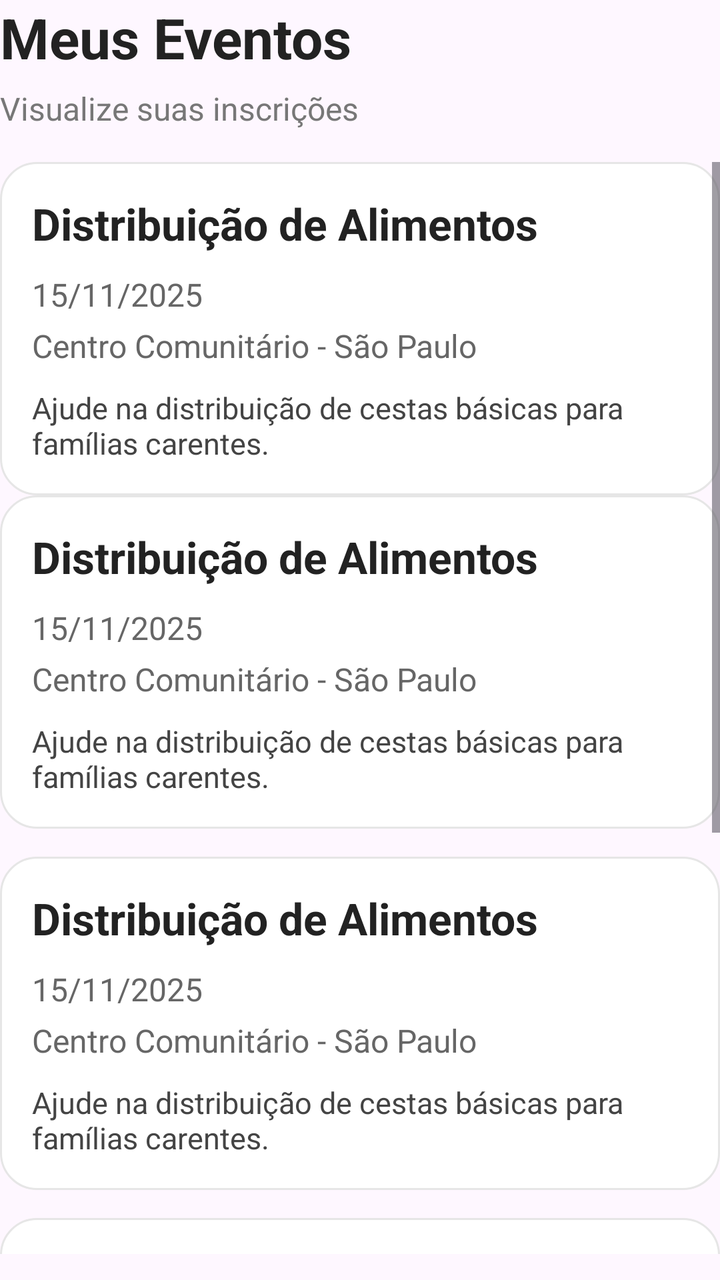
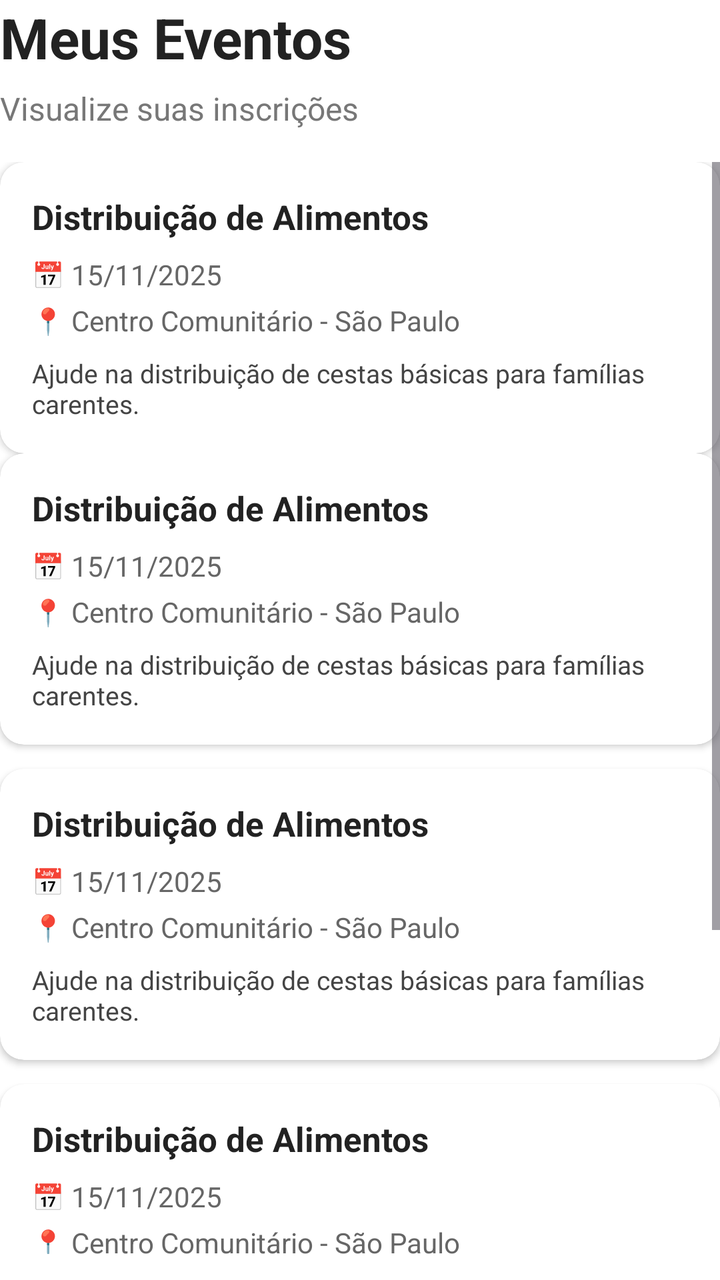

Before-and-after screenshots of an Android layout around one commit, followed by the original layout XML and the change that was made.
<!-- AndroidManifest.xml: application theme Theme.Extensao -->
<!-- res/layout/activity_meus_eventos.xml -->
<?xml version="1.0" encoding="utf-8"?>
<LinearLayout xmlns:android="http://schemas.android.com/apk/res/android"
    xmlns:app="http://schemas.android.com/apk/res-auto"
    xmlns:tools="http://schemas.android.com/tools"
    android:layout_width="match_parent"
    android:layout_height="match_parent"
    android:orientation="vertical">

    <LinearLayout
        android:id="@+id/linearLayout"
        android:layout_width="match_parent"
        android:layout_height="match_parent"
        android:orientation="vertical"
        tools:layout_weight="1"
        tools:padding="20dp">

        <TextView
            android:id="@+id/txtTituloEventos"
            android:layout_width="match_parent"
            android:layout_height="wrap_content"
            android:layout_marginBottom="6dp"
            android:text="Meus Eventos"
            android:textColor="#222222"
            android:textSize="28sp"
            android:textStyle="bold" />

        <TextView
            android:layout_width="match_parent"
            android:layout_height="wrap_content"
            android:layout_marginBottom="16dp"
            android:text="Visualize suas inscrições"
            android:textColor="#777777"
            android:textSize="16sp"
            tools:ignore="HardcodedText,TextContrastCheck" />

        <ScrollView
            android:layout_width="wrap_content"
            android:layout_height="546dp">

            <LinearLayout
                android:layout_width="match_parent"
                android:layout_height="wrap_content"
                android:orientation="vertical">

                <include
                    layout="@layout/item_meus_eventos"
                    android:layout_width="match_parent"
                    android:layout_height="wrap_content" />

                <include
                    layout="@layout/item_meus_eventos"
                    android:layout_width="match_parent"
                    tools:ignore="IncludeLayoutParam" />

                <include
                    layout="@layout/item_meus_eventos"
                    android:layout_width="match_parent"
                    tools:ignore="IncludeLayoutParam" />

                <include
                    layout="@layout/item_meus_eventos"
                    android:layout_width="match_parent"
                    tools:ignore="IncludeLayoutParam" />

                <include
                    layout="@layout/item_meus_eventos"
                    android:layout_width="match_parent"
                    tools:ignore="IncludeLayoutParam" />

            </LinearLayout>
        </ScrollView>

    </LinearLayout>

    <com.google.android.material.bottomnavigation.BottomNavigationView
        android:id="@+id/bottomNavigation"
        android:layout_width="match_parent"
        android:layout_height="wrap_content"
        app:menu="@menu/bottom_menu" />

</LinearLayout>
<!-- res/layout/item_meus_eventos.xml (included above) -->
<?xml version="1.0" encoding="utf-8"?>
<LinearLayout xmlns:android="http://schemas.android.com/apk/res/android"
    xmlns:app="http://schemas.android.com/apk/res-auto"
    xmlns:tools="http://schemas.android.com/tools"
    android:layout_width="match_parent"
    android:layout_height="wrap_content"
    android:layout_marginBottom="14dp"
    tools:background="@drawable/bg_card_evento"
    tools:orientation="vertical">

    <LinearLayout
        android:layout_width="match_parent"
        android:layout_height="wrap_content"
        android:orientation="vertical"
        tools:ignore="UselessParent">

        <LinearLayout
            android:layout_width="match_parent"
            android:layout_height="wrap_content"
            android:orientation="horizontal">

            <TextView
                android:id="@+id/txtTituloEvento4"
                android:layout_width="338dp"
                android:layout_height="wrap_content"
                android:layout_weight="1"
                android:text="Distribuição de Alimentos"
                android:textColor="#222222"
                android:textSize="22sp"
                android:textStyle="bold" />

        </LinearLayout>

        <TextView
            android:id="@+id/txtDataEvento4"
            android:layout_width="match_parent"
            android:layout_height="wrap_content"
            android:layout_marginTop="10dp"
            android:text="15/11/2025"
            android:textColor="#666666"
            android:textSize="16sp" />

        <TextView
            android:id="@+id/txtLocalEvento4"
            android:layout_width="match_parent"
            android:layout_height="wrap_content"
            android:layout_marginTop="4dp"
            android:text="Centro Comunitário - São Paulo"
            android:textColor="#666666"
            android:textSize="16sp" />

        <TextView
            android:id="@+id/txtDescricaoEvento4"
            android:layout_width="match_parent"
            android:layout_height="wrap_content"
            android:layout_marginTop="10dp"
            android:text="Ajude na distribuição de cestas básicas para famílias carentes."
            android:textColor="#444444"
            android:textSize="15sp" />

    </LinearLayout>
</LinearLayout>
<!-- resources referenced by this layout -->
<resources>
  <!-- drawable bg_card_evento (drawable) -->
  <?xml version="1.0" encoding="utf-8"?>
  <shape xmlns:android="http://schemas.android.com/apk/res/android">
      <solid android:color="#FFFFFF"/>
      <corners android:radius="18dp"/>
      <stroke
          android:width="1dp"
          android:color="#E6E6E6"/>
      <padding
          android:left="16dp"
          android:top="16dp"
          android:right="16dp"
          android:bottom="16dp"/>
  </shape>
  <style name="Theme.Extensao" parent="Base.Theme.Extensao" />
  <style name="Base.Theme.Extensao" parent="Theme.Material3.DayNight.NoActionBar">
          
          
      </style>
</resources>

<!-- the commit's change to res/layout/activity_meus_eventos.xml (unified diff, before → after) -->
@@ -4,6 +4,7 @@
     xmlns:tools="http://schemas.android.com/tools"
     android:layout_width="match_parent"
     android:layout_height="match_parent"
+    android:background="@color/white"
     android:orientation="vertical">
 
     <LinearLayout
@@ -81,64 +82,87 @@
 </LinearLayout>
 <!-- res/layout/item_meus_eventos.xml (included above) -->
 <?xml version="1.0" encoding="utf-8"?>
-<LinearLayout xmlns:android="http://schemas.android.com/apk/res/android"
+<androidx.cardview.widget.CardView xmlns:android="http://schemas.android.com/apk/res/android"
     xmlns:app="http://schemas.android.com/apk/res-auto"
-    xmlns:tools="http://schemas.android.com/tools"
     android:layout_width="match_parent"
     android:layout_height="wrap_content"
-    android:layout_marginBottom="14dp"
-    tools:background="@drawable/bg_card_evento"
-    tools:orientation="vertical">
+    android:layout_marginBottom="12dp"
+    app:cardCornerRadius="12dp"
+    app:cardElevation="2dp"
+    app:cardBackgroundColor="@color/white">
 
     <LinearLayout
         android:layout_width="match_parent"
         android:layout_height="wrap_content"
         android:orientation="vertical"
-        tools:ignore="UselessParent">
+        android:padding="16dp">
+
+        <TextView
+            android:id="@+id/txtTituloEvento4"
+            android:layout_width="match_parent"
+            android:layout_height="wrap_content"
+            android:text="Distribuição de Alimentos"
+            android:textColor="@color/text_primary"
+            android:textSize="17sp"
+            android:textStyle="bold"
+            android:layout_marginBottom="8dp" />
 
         <LinearLayout
+            android:orientation="horizontal"
             android:layout_width="match_parent"
             android:layout_height="wrap_content"
-            android:orientation="horizontal">
+            android:gravity="center_vertical"
+            android:layout_marginBottom="4dp">
 
             <TextView
-                android:id="@+id/txtTituloEvento4"
-                android:layout_width="338dp"
+                android:layout_width="wrap_content"
                 android:layout_height="wrap_content"
-                android:layout_weight="1"
-                android:text="Distribuição de Alimentos"
-                android:textColor="#222222"
-                android:textSize="22sp"
-                android:textStyle="bold" />
+                android:text="📅 "
+                android:textSize="13sp" />
+
+            <TextView
+                android:id="@+id/txtDataEvento4"
+                android:layout_width="wrap_content"
+                android:layout_height="wrap_content"
+                android:text="15/11/2025"
+                android:textColor="@color/text_secondary"
+                android:textSize="14sp" />
 
         </LinearLayout>
 
-        <TextView
-            android:id="@+id/txtDataEvento4"
+        <LinearLayout
+            android:orientation="horizontal"
             android:layout_width="match_parent"
             android:layout_height="wrap_content"
-            android:layout_marginTop="10dp"
-            android:text="15/11/2025"
-            android:textColor="#666666"
-            android:textSize="16sp" />
+            android:gravity="center_vertical"
+            android:layout_marginBottom="8dp">
 
-        <TextView
-            android:id="@+id/txtLocalEvento4"
-            android:layout_width="match_parent"
-            android:layout_height="wrap_content"
-            android:layout_marginTop="4dp"
-            android:text="Centro Comunitário - São Paulo"
-            android:textColor="#666666"
-            android:textSize="16sp" />
+            <TextView
+                android:layout_width="wrap_content"
+                android:layout_height="wrap_content"
+                android:text="📍 "
+                android:textSize="13sp" />
+
+            <TextView
+                android:id="@+id/txtLocalEvento4"
+                android:layout_width="wrap_content"
+                android:layout_height="wrap_content"
+                android:text="Centro Comunitário - São Paulo"
+                android:textColor="@color/text_secondary"
+                android:textSize="14sp" />
+
+        </LinearLayout>
 
         <TextView
             android:id="@+id/txtDescricaoEvento4"
             android:layout_width="match_parent"
             android:layout_height="wrap_content"
-            android:layout_marginTop="10dp"
             android:text="Ajude na distribuição de cestas básicas para famílias carentes."
-            android:textColor="#444444"
-            android:textSize="15sp" />
+            android:textColor="@color/text_description"
+            android:textSize="13sp"
+            android:maxLines="2"
+            android:ellipsize="end" />
 
     </LinearLayout>
-</LinearLayout>
+
+</androidx.cardview.widget.CardView>
<!-- resource entries referenced after the edit -->
@@ -1,23 +1,27 @@
 <!-- resources referenced by this layout -->
 <resources>
-  <!-- drawable bg_card_evento (drawable) -->
-  <?xml version="1.0" encoding="utf-8"?>
-  <shape xmlns:android="http://schemas.android.com/apk/res/android">
-      <solid android:color="#FFFFFF"/>
-      <corners android:radius="18dp"/>
-      <stroke
-          android:width="1dp"
-          android:color="#E6E6E6"/>
-      <padding
-          android:left="16dp"
-          android:top="16dp"
-          android:right="16dp"
-          android:bottom="16dp"/>
-  </shape>
+  <color name="text_description">#444444</color>
+  <color name="text_primary">#222222</color>
+  <color name="text_secondary">#666666</color>
+  <color name="white">#FFFFFFFF</color>
   <style name="Theme.Extensao" parent="Base.Theme.Extensao" />
-  <style name="Base.Theme.Extensao" parent="Theme.Material3.DayNight.NoActionBar">
+  <style name="Base.Theme.Extensao" parent="Theme.Material3.Light.NoActionBar">
+          <item name="colorPrimary">@color/primary_red</item>
+          <item name="colorPrimaryVariant">@color/primary_red_dark</item>
+          <item name="colorOnPrimary">@color/white</item>
+          <item name="colorSecondary">@color/primary_red</item>
+          <item name="colorOnSecondary">@color/white</item>
+          <item name="android:windowBackground">@color/white</item>
+          <item name="colorSurface">@color/white</item>
+          <item name="colorOnSurface">@color/text_primary</item>
           
-          
+          <item name="bottomNavigationStyle">@style/BottomNavStyle</item>
+      </style>
+  <color name="primary_red">#D32F2F</color>
+  <color name="primary_red_dark">#B71C1C</color>
+  <style name="BottomNavStyle" parent="Widget.MaterialComponents.BottomNavigationView">
+          <item name="itemIconTint">@color/bottom_nav_color</item>
+          <item name="itemTextColor">@color/bottom_nav_color</item>
       </style>
 </resources>
 
